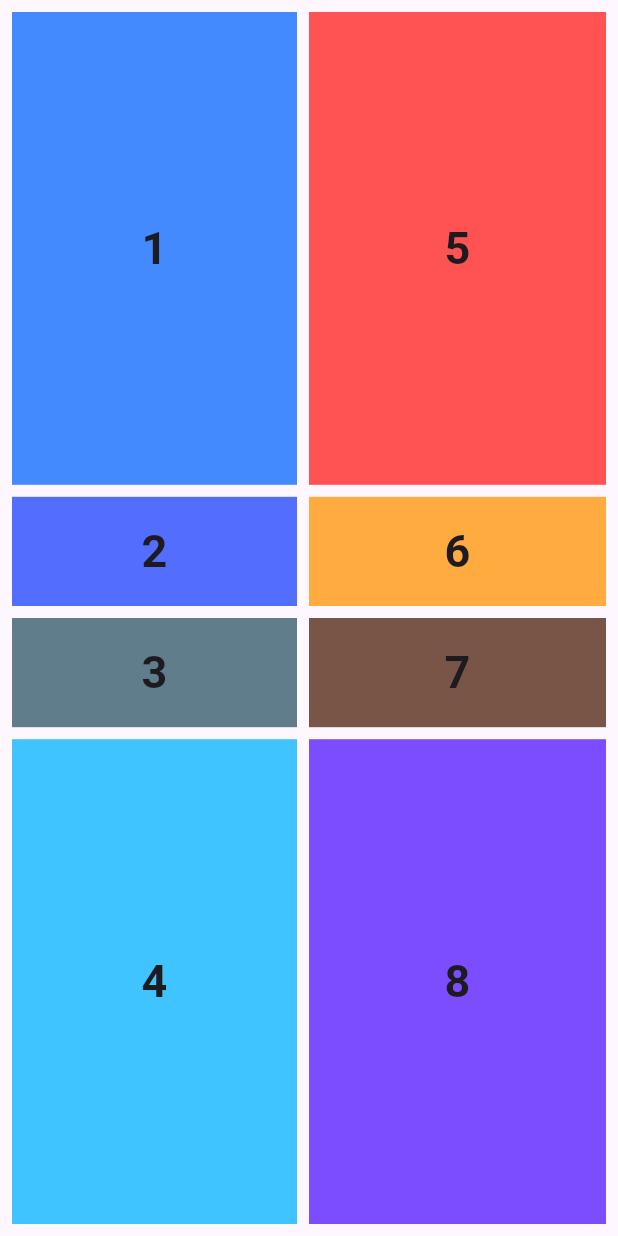
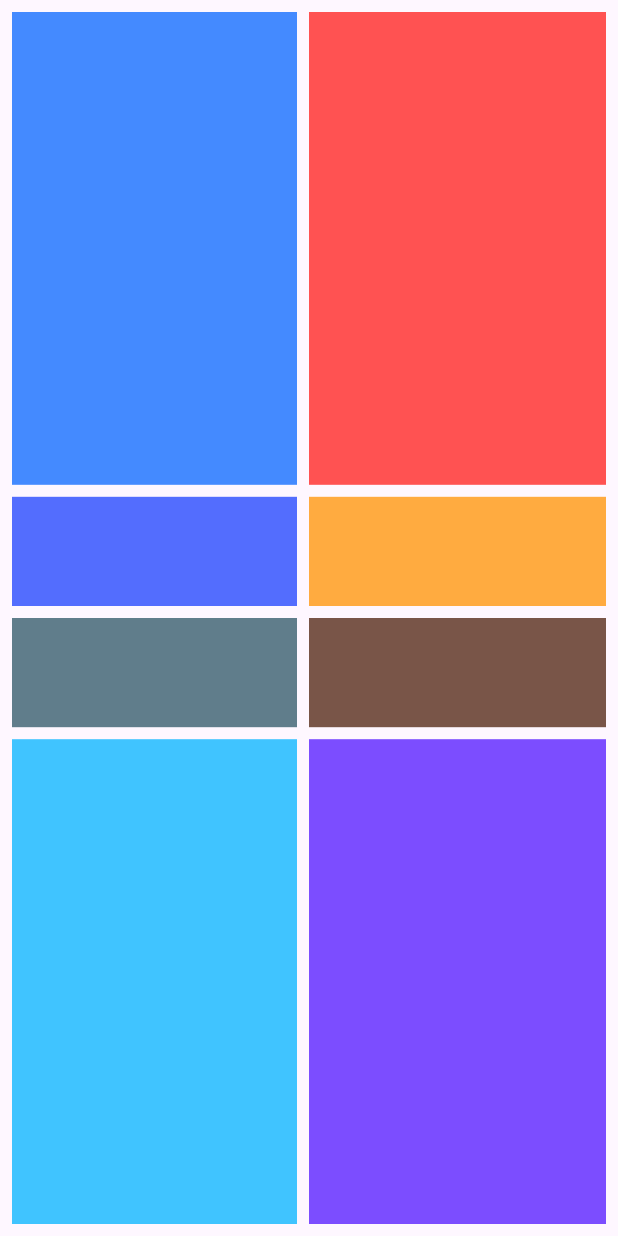
Before and after one commit to sirgb1/flutter2, a Flutter app: the screen it shows after launch, on a phone screen of 412 x 824 dp. Run offline on Flutter 3.47's test engine with Material 3 defaults, Android fonts, the phone set to English and light mode, and no system bars.

Commit message:
first commit

```diff
--- a/lib/main.dart
+++ b/lib/main.dart
@@ -96,11 +96,12 @@ class _MyHomePageState extends State<MyHomePage> {
                       margin: const EdgeInsets.only(right: 8, bottom: 8),
                       color: Colors.blueAccent,
                       alignment: Alignment.center,
-                        child: Text(
-                          '1',
-                          style: TextStyle(
-                              fontWeight: FontWeight.bold, fontSize: 30),
-                        )),
+                      // child: Text(
+                      //   '1',
+                      //   style: TextStyle(
+                      //       fontWeight: FontWeight.bold, fontSize: 30),
+                      // )
+                    ),
                   ),
                   Expanded(
                       flex: 1,
@@ -113,9 +114,11 @@ class _MyHomePageState extends State<MyHomePage> {
                         height: double.infinity,
                         color: Colors.indigoAccent,
                         alignment: Alignment.center,
-                          child: Text('2',
-                              style: TextStyle(
-                                  fontWeight: FontWeight.bold, fontSize: 30)))),
+                        // child: Text('2',
+                        //     style: TextStyle(
+                        //         fontWeight: FontWeight.bold, fontSize: 30)
+                        //         )
+                      )),
                   Expanded(
                       flex: 1,
                       child: Container(
@@ -127,9 +130,11 @@ class _MyHomePageState extends State<MyHomePage> {
                         height: double.infinity,
                         color: Colors.blueGrey,
                         alignment: Alignment.center,
-                          child: Text('3',
-                              style: TextStyle(
-                                  fontWeight: FontWeight.bold, fontSize: 30)))),
+                        // child: Text('3',
+                        //     style: TextStyle(
+                        //         fontWeight: FontWeight.bold, fontSize: 30)
+                        //         )
+                      )),
                   Expanded(
                     flex: 4,
                     child: Container(
@@ -141,9 +146,11 @@ class _MyHomePageState extends State<MyHomePage> {
                       height: double.infinity,
                       color: Colors.lightBlueAccent,
                       alignment: Alignment.center,
-                        child: Text('4',
-                            style: TextStyle(
-                                fontWeight: FontWeight.bold, fontSize: 30))),
+                      // child: Text('4',
+                      //     style: TextStyle(
+                      //         fontWeight: FontWeight.bold, fontSize: 30)
+                      //       )
+                    ),
                   )
                 ],
               ),
@@ -164,9 +171,11 @@ class _MyHomePageState extends State<MyHomePage> {
                       height: double.infinity,
                       color: Colors.redAccent,
                       alignment: Alignment.center,
-                        child: Text('5',
-                            style: TextStyle(
-                                fontWeight: FontWeight.bold, fontSize: 30))),
+                      // child: Text('5',
+                      //     style: TextStyle(
+                      //         fontWeight: FontWeight.bold, fontSize: 30)
+                      //       )
+                    ),
                   ),
                   Expanded(
                       flex: 1,
@@ -179,9 +188,11 @@ class _MyHomePageState extends State<MyHomePage> {
                         height: double.infinity,
                         color: Colors.orangeAccent,
                         alignment: Alignment.center,
-                          child: Text('6',
-                              style: TextStyle(
-                                  fontWeight: FontWeight.bold, fontSize: 30)))),
+                        // child: Text('6',
+                        //     style: TextStyle(
+                        //         fontWeight: FontWeight.bold, fontSize: 30)
+                        //         )
+                      )),
                   Expanded(
                       flex: 1,
                       child: Container(
@@ -193,9 +204,11 @@ class _MyHomePageState extends State<MyHomePage> {
                         height: double.infinity,
                         color: Colors.brown,
                         alignment: Alignment.center,
-                          child: Text('7',
-                              style: TextStyle(
-                                  fontWeight: FontWeight.bold, fontSize: 30)))),
+                        // child: Text('7',
+                        //     style: TextStyle(
+                        //         fontWeight: FontWeight.bold, fontSize: 30)
+                        //       )
+                      )),
                   Expanded(
                     flex: 4,
                     child: Container(
@@ -207,9 +220,11 @@ class _MyHomePageState extends State<MyHomePage> {
                       height: double.infinity,
                       color: Colors.deepPurpleAccent,
                       alignment: Alignment.center,
-                        child: Text('8',
-                            style: TextStyle(
-                                fontWeight: FontWeight.bold, fontSize: 30))),
+                      // child: Text('8',
+                      //     style: TextStyle(
+                      //         fontWeight: FontWeight.bold, fontSize: 30)
+                      //       )
+                    ),
                   )
                 ],
               ),
```
Lines whose indentation alone changed are shown as unchanged.
